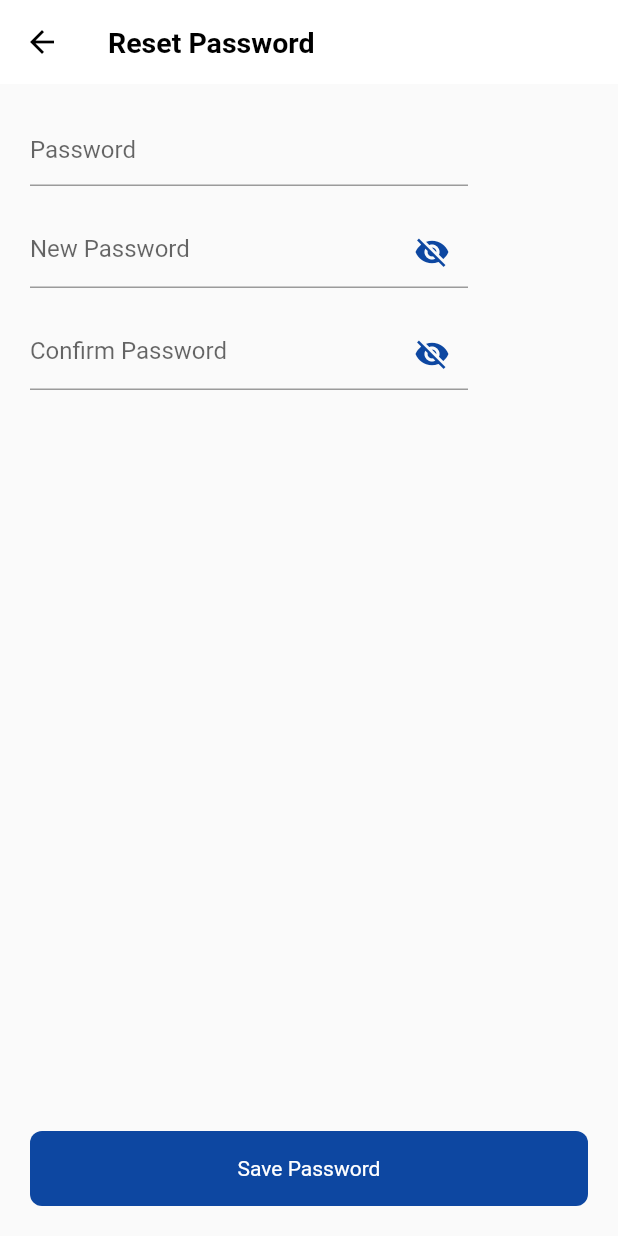
After one commit to imvaibhavpatel/x_ceed_group, a Flutter app: the ChangePasswordScreen screen opened directly, on a phone screen of 412 x 824 dp. The commit adds this screen. Run offline on Flutter 3.47's test engine with Material 2 defaults, Android fonts, the phone set to English and light mode, and no system bars; our stand-ins replace carousel_slider, dropdown_search, flutter_svg, get, get_storage, image_picker and 1 more; accounts and stored records are empty.

Commit message:
initial commit

```diff
--- a/lib/screen/dashboard/home/home_screen.dart
+++ b/lib/screen/dashboard/home/home_screen.dart
@@ -56,7 +56,7 @@ class HomeScreen extends StatelessWidget {
           children: [
             Obx(
               () => homeController.isLoading.value
-                  ? const CircularProgressIndicator(color: Colors.blue)
+                  ? CircularProgressIndicator(color: Colors.blue)
                   : Column(
                       children: [
                         Obx(
--- a/lib/screen/dashboard/product_screen/product_screen.dart
+++ b/lib/screen/dashboard/product_screen/product_screen.dart
@@ -154,7 +154,7 @@ class ProductScreen extends StatelessWidget {
                                   margin: const EdgeInsets.only(left: 10),
                                   decoration: BoxDecoration(
                                       color: Colors.deepPurple.shade50,
-                                      borderRadius: BorderRadius.circular(10)),
+                                      borderRadius: BorderRadius.circular(10),),
                                   child: const ConText(
                                     text: "0",
                                     fontWeight: FontWeight.bold,
--- a/lib/screen/dashboard/profile_screen/profile_screen.dart
+++ b/lib/screen/dashboard/profile_screen/profile_screen.dart
@@ -5,6 +5,8 @@ import 'package:get_storage/get_storage.dart';
 import 'package:xceed_group/screen/auth/log_in_screen/log_in_screen.dart';
 import 'package:xceed_group/screen/dashboard/drawer/drawer_screen.dart';
 import 'package:xceed_group/screen/dashboard/profile_screen/profile_screen_controller.dart';
+import 'package:xceed_group/screen/dashboard/profile_screen/screens/address__screen.dart';
+import 'package:xceed_group/screen/dashboard/profile_screen/screens/change_password_screen.dart';
 import 'package:xceed_group/utils/icons.dart';
 import 'package:xceed_group/utils/svg_icons.dart';
 
@@ -82,12 +84,12 @@ class ProfileScreen extends StatelessWidget {
                     ),
                   ),
                   CommonRow(
-                    onTap: () {},
+                    onTap: () => Get.to(AddressScreen()),
                     text: "Address",
                     image: AppIcons.location,
                   ),
                   CommonRow(
-                    onTap: () {},
+                    onTap: () => Get.to(ChangePasswordScreen()),
                     text: "Change Password",
                     image: AppIcons.lock,
                   ),
--- a/lib/screen/dashboard/profile_screen/profile_screen_controller.dart
+++ b/lib/screen/dashboard/profile_screen/profile_screen_controller.dart
@@ -1,7 +1,15 @@
 import 'package:flutter/material.dart';
 import 'package:get/get.dart';
 
-class ProfileScreenController extends GetxController{
+class ProfileScreenController extends GetxController {
   final GlobalKey<ScaffoldState> scaffoldKey = GlobalKey<ScaffoldState>();
+  final formKey = GlobalKey<FormState>();
+
+  TextEditingController passCon = TextEditingController();
+  TextEditingController newPassCon = TextEditingController();
+  TextEditingController confirmPassCon = TextEditingController();
+
   RxBool proSetting = false.obs;
+  RxBool isEyes1 = false.obs;
+  RxBool isEyes2 = false.obs;
 }
--- /dev/null
+++ b/lib/screen/dashboard/profile_screen/screens/change_password_screen.dart
@@ -0,0 +1,131 @@
+import 'package:flutter/material.dart';
+import 'package:get/get.dart';
+import 'package:xceed_group/screen/dashboard/profile_screen/profile_screen_controller.dart';
+import 'package:xceed_group/utils/app_color.dart';
+
+class ChangePasswordScreen extends StatelessWidget {
+  final ProfileScreenController proScreenCon =
+      Get.put(ProfileScreenController());
+
+  ChangePasswordScreen({super.key});
+
+  @override
+  Widget build(BuildContext context) {
+    return Scaffold(
+      appBar: AppBar(
+        elevation: 0,
+        backgroundColor: Colors.white,
+        leading: GestureDetector(
+          onTap: () => Get.back(),
+          child: const Icon(
+            Icons.arrow_back_outlined,
+            color: Colors.black,
+          ),
+        ),
+        title: const Text(
+          "Reset Password",
+          style: TextStyle(
+            fontWeight: FontWeight.bold,
+            fontSize: 19,
+            color: Colors.black,
+          ),
+        ),
+      ),
+      body: Obx(
+        () => Padding(
+          padding: const EdgeInsets.only(top: 20, left: 20, right: 100),
+          child: Form(
+            key: proScreenCon.formKey,
+            child: Column(
+              children: [
+                TextFormField(
+                  controller: proScreenCon.passCon,
+                  decoration: const InputDecoration(
+                    hintText: "Password",
+                  ),
+                  validator: (pass) {
+                    if (proScreenCon.passCon.text.isEmpty) {
+                      return "Enter password";
+                    }
+                    return null;
+                  },
+                ),
+                const SizedBox(height: 20),
+                TextFormField(
+                  controller: proScreenCon.newPassCon,
+                  decoration: InputDecoration(
+                    hintText: "New Password",
+                    suffixIcon: IconButton(
+                      onPressed: () {
+                        proScreenCon.isEyes1.value =
+                            !proScreenCon.isEyes1.value;
+                      },
+                      icon: Icon(
+                        proScreenCon.isEyes1.value
+                            ? Icons.visibility
+                            : Icons.visibility_off,
+                        color: AppColor.appColor,
+                      ),
+                    ),
+                  ),
+                  validator: (newPass) {
+                    if (proScreenCon.newPassCon.text.isEmpty) {
+                      return "Enter password";
+                    }
+                    return null;
+                  },
+                ),
+                const SizedBox(height: 20),
+                TextFormField(
+                  controller: proScreenCon.confirmPassCon,
+                  decoration: InputDecoration(
+                    hintText: "Confirm Password",
+                    suffixIcon: IconButton(
+                      onPressed: () {
+                        proScreenCon.isEyes2.value =
+                            !proScreenCon.isEyes2.value;
+                      },
+                      icon: Icon(
+                        proScreenCon.isEyes2.value
+                            ? Icons.visibility
+                            : Icons.visibility_off,
+                        color: AppColor.appColor,
+                      ),
+                    ),
+                  ),
+                  validator: (conPass) {
+                    if (proScreenCon.confirmPassCon.text.isEmpty) {
+                      return "Enter password";
+                    }
+                    return null;
+                  },
+                )
+              ],
+            ),
+          ),
+        ),
+      ),
+      bottomNavigationBar: GestureDetector(
+        onTap: () {
+          if (proScreenCon.formKey.currentState!.validate()) {}
+        },
+        child: Container(
+          width: Get.width,
+          height: 50,
+          margin: const EdgeInsets.only(bottom: 20, left: 20, right: 20),
+          padding: const EdgeInsets.symmetric(vertical: 5),
+          decoration: BoxDecoration(
+            color: AppColor.appColor,
+            borderRadius: BorderRadius.circular(8),
+          ),
+          child: const Center(
+            child: Text(
+              "Save Password",
+              style: TextStyle(color: Colors.white),
+            ),
+          ),
+        ),
+      ),
+    );
+  }
+}
```
Also changed, not shown: lib/screen/dashboard/profile_screen/screens/address__screen.dart (added, +86 -0 lines), lib/screen/dashboard/profile_screen/screens/user_info_screen.dart (added, +36 -0 lines), lib/screen/dashboard/profile_screen/screens/profile_setting_screen.dart (deleted).
